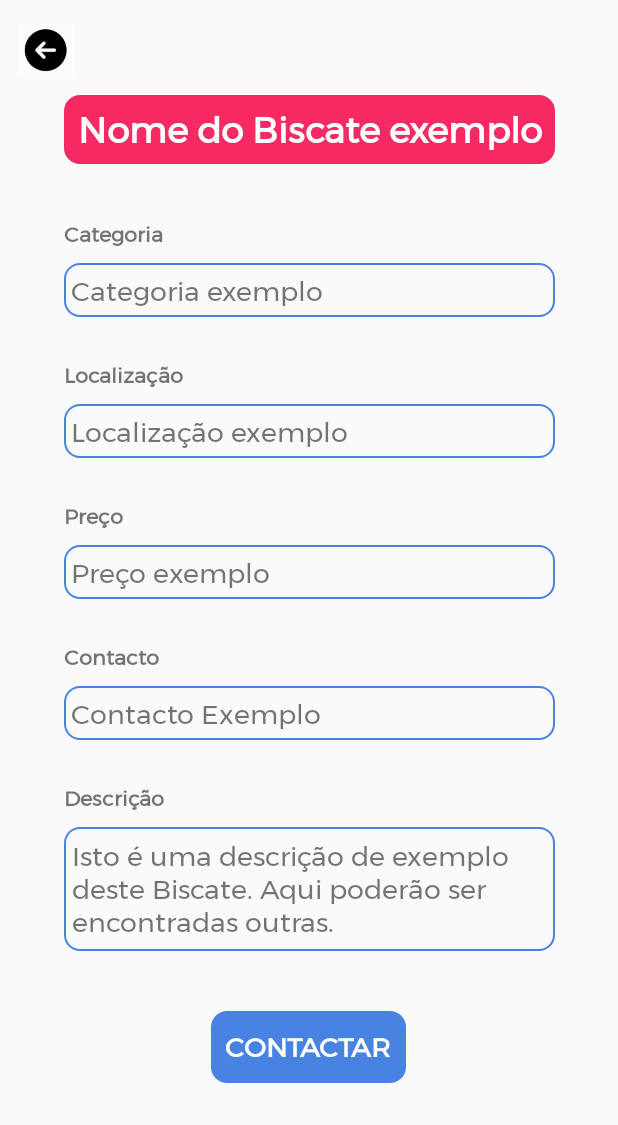
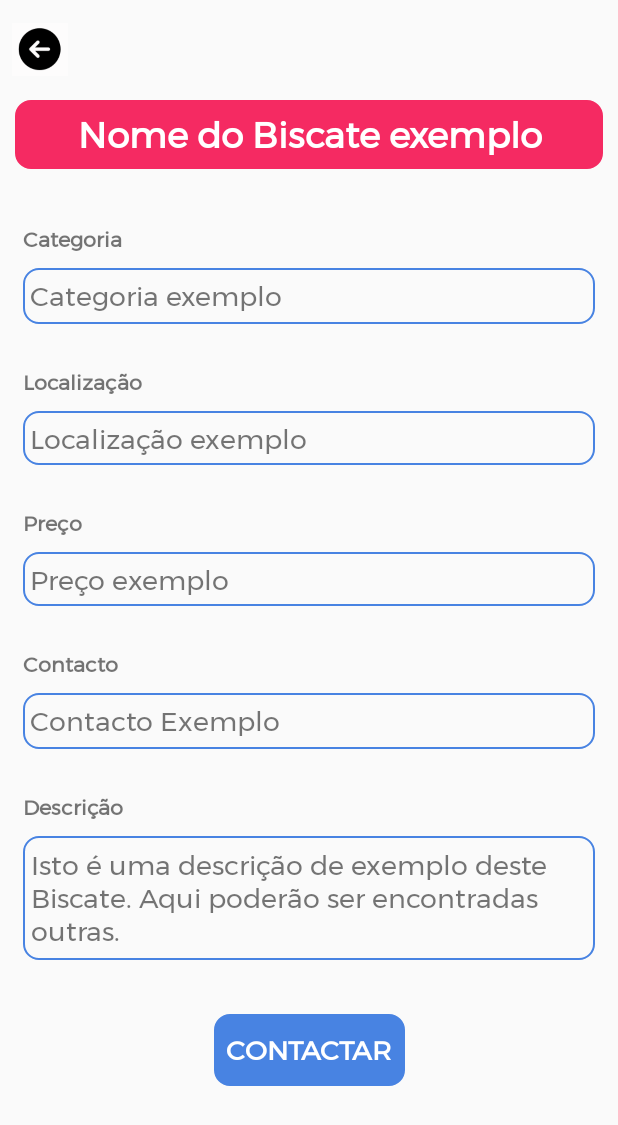
Before and after one commit to Diaj3/Biscates_AndroidApp, an Android app: the DisplayBiscateActivity screen opened directly, with no data from a screen before it, on a phone screen of 412 x 824 dp. Shown: the top 1125 px of the screen. Run offline under Robolectric (Android 15) with nearby library versions, the phone set to English and light mode, and no system bars; Roboto replaces fonts that are not available here.

Commit message:
XML: new biscate, openedBiscate DONE; working currently on profile e na merda da navbar que nao muda de cor nem por nada

```diff
--- a/app/src/main/java/com/example/biscates/PerfilActivity.java
+++ b/app/src/main/java/com/example/biscates/PerfilActivity.java
@@ -19,6 +19,7 @@ import com.google.firebase.auth.FirebaseAuth;
 
 public class PerfilActivity extends AppCompatActivity {
     float x1, x2, y1, y2;
+    BottomNavigationView navView;
     FirebaseAuth firebaseAuth;
 
     @Override
@@ -28,7 +29,7 @@ public class PerfilActivity extends AppCompatActivity {
         try {          this.getSupportActionBar().hide();        } catch (NullPointerException e) {        }
 
         // NavBar Navigation
-        BottomNavigationView navView = findViewById(R.id.nav_view);
+        navView = findViewById(R.id.nav_view);
         navView.setOnNavigationItemSelectedListener(new BottomNavigationView.OnNavigationItemSelectedListener() {
             @Override
             public boolean onNavigationItemSelected(@NonNull MenuItem item) {
--- a/app/src/main/res/color/bnv_tab_item_foreground.xml
+++ b/app/src/main/res/color/bnv_tab_item_foreground.xml
@@ -1,6 +1,6 @@
 <?xml version="1.0" encoding="utf-8"?>
 <selector xmlns:android="http://schemas.android.com/apk/res/android">
     <item android:state_checked="true"
-        android:color="@android:color/holo_blue_dark"/>
+        android:color="#F52A62"/>
     <item android:color="@android:color/darker_gray"  />
 </selector>
--- a/app/src/main/res/layout/activity_biscates.xml
+++ b/app/src/main/res/layout/activity_biscates.xml
@@ -54,6 +54,7 @@
         android:layout_width="0dp"
         android:layout_height="wrap_content"
         android:layout_marginStart="0dp"
+
         android:layout_marginEnd="0dp"
         android:background="?android:attr/windowBackground"
         app:layout_constraintBottom_toBottomOf="parent"
--- a/app/src/main/res/layout/activity_display_biscate.xml
+++ b/app/src/main/res/layout/activity_display_biscate.xml
@@ -1,20 +1,12 @@
 <?xml version="1.0" encoding="utf-8"?>
-<android.support.constraint.ConstraintLayout xmlns:android="http://schemas.android.com/apk/res/android"
+<LinearLayout xmlns:android="http://schemas.android.com/apk/res/android"
     xmlns:app="http://schemas.android.com/apk/res-auto"
     xmlns:tools="http://schemas.android.com/tools"
+    android:id="@+id/linearLayout2"
     android:layout_width="match_parent"
     android:layout_height="match_parent"
+    android:orientation="vertical"
     tools:context=".DisplayBiscateActivity">
-
-    <LinearLayout
-        android:id="@+id/linearLayout2"
-        android:layout_width="match_parent"
-        android:layout_height="wrap_content"
-        android:orientation="vertical"
-        app:layout_constraintEnd_toEndOf="parent"
-        app:layout_constraintHorizontal_bias="0.5"
-        app:layout_constraintStart_toStartOf="parent"
-        app:layout_constraintTop_toTopOf="parent">
 
     <ScrollView
         android:layout_width="match_parent"
@@ -23,6 +15,27 @@
         <android.support.constraint.ConstraintLayout
             android:layout_width="match_parent"
             android:layout_height="wrap_content">
+
+            <TextView
+                android:id="@+id/nameDisp"
+                android:layout_width="0dp"
+                android:layout_height="wrap_content"
+                android:layout_marginLeft="10dp"
+
+                android:layout_marginTop="16dp"
+                android:layout_marginRight="10dp"
+                android:background="@drawable/border"
+                android:fontFamily="@font/montserrat"
+                android:gravity="center|center_vertical"
+                android:text="Nome do Biscate exemplo"
+                android:textColor="#ffffff"
+                android:textSize="24sp"
+                android:textStyle="bold"
+                app:backgroundTint="#FFF52A62"
+                app:layout_constraintEnd_toEndOf="parent"
+                app:layout_constraintHorizontal_bias="0.473"
+                app:layout_constraintStart_toStartOf="parent"
+                app:layout_constraintTop_toBottomOf="@+id/backButton2" />
 
             <TextView
                 android:id="@+id/textView11"
@@ -37,6 +50,53 @@
                 app:layout_constraintTop_toBottomOf="@+id/nameDisp" />
 
             <TextView
+                android:id="@+id/categoriaDisp"
+                android:layout_width="0dp"
+                android:layout_height="wrap_content"
+                android:layout_marginLeft="15dp"
+                android:layout_marginTop="8dp"
+                android:layout_marginRight="15dp"
+                android:background="@drawable/border"
+                android:fontFamily="@font/montserrat"
+                android:gravity="center_vertical"
+                android:text="Categoria exemplo"
+                android:textSize="18dp"
+                app:layout_constraintEnd_toEndOf="parent"
+                app:layout_constraintHorizontal_bias="0.5"
+                app:layout_constraintStart_toStartOf="parent"
+                app:layout_constraintTop_toBottomOf="@+id/textView11" />
+
+            <TextView
+                android:id="@+id/textView12"
+                android:layout_width="wrap_content"
+                android:layout_height="wrap_content"
+                android:layout_marginTop="28dp"
+                android:fontFamily="@font/montserrat"
+                android:text="Localização"
+                android:textStyle="bold"
+                app:layout_constraintStart_toStartOf="@+id/textView18"
+                app:layout_constraintTop_toBottomOf="@+id/categoriaDisp" />
+
+            <TextView
+                android:id="@+id/textView18"
+                android:layout_width="0dp"
+                android:layout_height="36dp"
+
+                android:layout_marginLeft="15dp"
+                android:layout_marginTop="8dp"
+                android:layout_marginRight="15dp"
+
+                android:background="@drawable/border"
+                android:fontFamily="@font/montserrat"
+                android:gravity="center_vertical"
+                android:text="Localização exemplo"
+                android:textSize="18dp"
+                app:layout_constraintEnd_toEndOf="parent"
+                app:layout_constraintHorizontal_bias="0.5"
+                app:layout_constraintStart_toStartOf="parent"
+                app:layout_constraintTop_toBottomOf="@+id/textView12" />
+
+            <TextView
                 android:id="@+id/textView13"
                 android:layout_width="wrap_content"
                 android:layout_height="wrap_content"
@@ -46,6 +106,104 @@
                 android:textStyle="bold"
                 app:layout_constraintStart_toStartOf="@+id/descriptDisp"
                 app:layout_constraintTop_toBottomOf="@+id/contactDisp" />
+
+            <TextView
+                android:id="@+id/contactDisp"
+                android:layout_width="0dp"
+                android:layout_height="wrap_content"
+
+                android:layout_marginLeft="15dp"
+                android:layout_marginTop="8dp"
+                android:layout_marginRight="15dp"
+                android:background="@drawable/border"
+                android:fontFamily="@font/montserrat"
+                android:gravity="center_vertical"
+                android:inputType="phone"
+                android:text="Contacto Exemplo"
+                android:textSize="18dp"
+                app:layout_constraintEnd_toEndOf="parent"
+                app:layout_constraintHorizontal_bias="0.0"
+                app:layout_constraintStart_toStartOf="parent"
+                app:layout_constraintTop_toBottomOf="@+id/textView14" />
+
+            <TextView
+                android:id="@+id/descriptDisp"
+                android:layout_width="0dp"
+                android:layout_height="wrap_content"
+
+                android:layout_marginLeft="15dp"
+                android:layout_marginTop="8dp"
+                android:layout_marginRight="15dp"
+                android:background="@drawable/border"
+                android:fontFamily="@font/montserrat"
+                android:gravity="center_vertical"
+                android:padding="5dp"
+                android:text="Isto é uma descrição de exemplo deste Biscate. Aqui poderão ser encontradas outras."
+                android:textSize="18dp"
+                app:layout_constraintEnd_toEndOf="parent"
+                app:layout_constraintHorizontal_bias="0.5"
+                app:layout_constraintStart_toStartOf="parent"
+                app:layout_constraintTop_toBottomOf="@+id/textView13" />
+
+            <ImageView
+                android:id="@+id/backButton2"
+                android:layout_width="37dp"
+                android:layout_height="35dp"
+                android:layout_marginStart="8dp"
+                android:layout_marginLeft="15dp"
+                android:layout_marginTop="15dp"
+                android:background="#FDFCFC"
+                app:layout_constraintStart_toStartOf="parent"
+                app:layout_constraintTop_toTopOf="parent"
+                app:srcCompat="@drawable/go_back" />
+
+            <TextView
+                android:id="@+id/textView23"
+                android:layout_width="0dp"
+                android:layout_height="36dp"
+                android:layout_marginLeft="15dp"
+                android:layout_marginTop="8dp"
+                android:layout_marginRight="15dp"
+                android:background="@drawable/border"
+                android:fontFamily="@font/montserrat"
+                android:gravity="center_vertical"
+                android:inputType="numberDecimal"
+                android:text="Preço exemplo"
+                android:textSize="18dp"
+                app:layout_constraintEnd_toEndOf="parent"
+                app:layout_constraintHorizontal_bias="0.5"
+                app:layout_constraintStart_toStartOf="parent"
+                app:layout_constraintTop_toBottomOf="@+id/textView9" />
+
+            <TextView
+                android:id="@+id/textView14"
+                android:layout_width="wrap_content"
+                android:layout_height="wrap_content"
+                android:layout_marginTop="28dp"
+                android:fontFamily="@font/montserrat"
+                android:text="Contacto"
+                android:textStyle="bold"
+                app:layout_constraintStart_toStartOf="@+id/contactDisp"
+                app:layout_constraintTop_toBottomOf="@+id/textView23" />
+
+            <Button
+                android:id="@+id/callButton"
+                android:layout_width="wrap_content"
+                android:layout_height="wrap_content"
+                android:layout_marginTop="36dp"
+
+                android:background="@drawable/border"
+                android:fontFamily="@font/montserrat"
+                android:padding="8dp"
+                android:text="Contactar"
+                android:textColor="#ffffff"
+                android:textSize="18dp"
+                android:textStyle="bold"
+                app:backgroundTint="#4883e2"
+                app:layout_constraintEnd_toEndOf="parent"
+                app:layout_constraintHorizontal_bias="0.5"
+                app:layout_constraintStart_toStartOf="parent"
+                app:layout_constraintTop_toBottomOf="@+id/descriptDisp" />
 
             <TextView
                 android:id="@+id/textView9"
@@ -58,161 +216,8 @@
                 app:layout_constraintStart_toStartOf="@+id/textView23"
                 app:layout_constraintTop_toBottomOf="@+id/textView18" />
 
-                <TextView
-                    android:id="@+id/textView12"
-                    android:layout_width="wrap_content"
-                    android:layout_height="wrap_content"
-                    android:layout_marginTop="28dp"
-                    android:fontFamily="@font/montserrat"
-                    android:text="Localização"
-                    android:textStyle="bold"
-                    app:layout_constraintStart_toStartOf="@+id/textView18"
-                    app:layout_constraintTop_toBottomOf="@+id/categoriaDisp" />
-
-                <ImageView
-                    android:id="@+id/backButton2"
-                    android:layout_width="37dp"
-                    android:layout_height="35dp"
-                    android:layout_marginStart="12dp"
-                    android:layout_marginLeft="12dp"
-                    android:layout_marginTop="16dp"
-                    android:background="#FDFCFC"
-                    app:layout_constraintStart_toStartOf="parent"
-                    app:layout_constraintTop_toTopOf="parent"
-                    app:srcCompat="@drawable/go_back" />
-
-                <TextView
-                    android:id="@+id/textView14"
-                    android:layout_width="wrap_content"
-                    android:layout_height="wrap_content"
-                    android:layout_marginTop="28dp"
-                    android:fontFamily="@font/montserrat"
-                    android:text="Contacto"
-                    android:textStyle="bold"
-                    app:layout_constraintStart_toStartOf="@+id/contactDisp"
-                    app:layout_constraintTop_toBottomOf="@+id/textView23" />
-
-                <TextView
-                    android:id="@+id/charCount"
-                    android:layout_width="wrap_content"
-                    android:layout_height="wrap_content"
-                    android:layout_marginTop="8dp"
-                    android:fontFamily="@font/montserrat"
-                    android:textSize="12dp"
-                    android:textStyle="bold"
-                    app:layout_constraintBottom_toTopOf="@+id/description"
-                    app:layout_constraintEnd_toEndOf="@+id/description"
-                    app:layout_constraintTop_toBottomOf="@+id/contact"
-                    app:layout_constraintVertical_bias="1.0" />
-
-                <TextView
-                    android:id="@+id/nameDisp"
-                    android:layout_width="327dp"
-                    android:layout_height="0dp"
-                    android:layout_marginTop="12dp"
-                    android:background="@drawable/border"
-                    android:fontFamily="@font/montserrat"
-                    android:gravity="center|center_vertical"
-                    android:text="Nome do Biscate exemplo"
-                    android:textColor="#ffffff"
-                    android:textSize="24sp"
-                    android:textStyle="bold"
-                    app:backgroundTint="#FFF52A62"
-                    app:layout_constraintStart_toStartOf="@+id/textView11"
-                    app:layout_constraintTop_toBottomOf="@+id/backButton2" />
-
-                <TextView
-                    android:id="@+id/categoriaDisp"
-                    android:layout_width="327dp"
-                    android:layout_height="36dp"
-                    android:layout_marginTop="8dp"
-                    android:background="@drawable/border"
-                    android:fontFamily="@font/montserrat"
-                    android:gravity="center_vertical"
-                    android:text="Categoria exemplo"
-                    android:textSize="18dp"
-                    app:layout_constraintStart_toStartOf="@+id/textView12"
-                    app:layout_constraintTop_toBottomOf="@+id/textView11" />
-
-                <TextView
-                    android:id="@+id/textView18"
-                    android:layout_width="327dp"
-                    android:layout_height="36dp"
-                    android:layout_marginTop="8dp"
-                    android:background="@drawable/border"
-                    android:fontFamily="@font/montserrat"
-                    android:gravity="center_vertical"
-                    android:text="Localização exemplo"
-                    android:textSize="18dp"
-                    app:layout_constraintStart_toStartOf="@+id/textView9"
-                    app:layout_constraintTop_toBottomOf="@+id/textView12" />
-
-                <TextView
-                    android:id="@+id/contactDisp"
-                    android:layout_width="327dp"
-                    android:layout_height="36dp"
-
-                    android:layout_marginTop="8dp"
-                    android:background="@drawable/border"
-                    android:fontFamily="@font/montserrat"
-                    android:gravity="center_vertical"
-                    android:inputType="phone"
-                    android:text="Contacto Exemplo"
-                    android:textSize="18dp"
-                    app:layout_constraintStart_toStartOf="@+id/textView13"
-                    app:layout_constraintTop_toBottomOf="@+id/textView14" />
-
-                <TextView
-                    android:id="@+id/textView23"
-                    android:layout_width="327dp"
-                    android:layout_height="36dp"
-                    android:layout_marginTop="8dp"
-                    android:background="@drawable/border"
-                    android:fontFamily="@font/montserrat"
-                    android:gravity="center_vertical"
-                    android:inputType="numberDecimal"
-                    android:text="Preço exemplo"
-                    android:textSize="18dp"
-                    app:layout_constraintStart_toStartOf="@+id/textView14"
-                    app:layout_constraintTop_toBottomOf="@+id/textView9" />
-
-                <TextView
-                    android:id="@+id/descriptDisp"
-                    android:layout_width="327dp"
-                    android:layout_height="wrap_content"
-                    android:layout_marginTop="8dp"
-
-                    android:background="@drawable/border"
-                    android:gravity="center_vertical"
-                    android:padding="5dp"
-                    android:text="Isto é uma descrição de exemplo deste Biscate. Aqui poderão ser encontradas outras."
-                    android:textSize="18dp"
-                    app:layout_constraintEnd_toEndOf="parent"
-                    app:layout_constraintHorizontal_bias="0.5"
-                    app:layout_constraintStart_toStartOf="parent"
-                    app:layout_constraintTop_toBottomOf="@+id/textView13"
-                    android:fontFamily="@font/montserrat" />
-
-                <Button
-                    android:id="@+id/callButton"
-                    android:layout_width="130dp"
-                    android:layout_height="wrap_content"
-                    android:layout_marginTop="40dp"
-                    android:background="@drawable/border"
-                    android:fontFamily="@font/montserrat"
-                    android:text="Contactar"
-                    android:textColor="#ffffff"
-                    android:textSize="18dp"
-                    android:textStyle="bold"
-                    app:backgroundTint="#4883e2"
-                    app:layout_constraintEnd_toEndOf="parent"
-                    app:layout_constraintHorizontal_bias="0.498"
-                    app:layout_constraintStart_toStartOf="parent"
-                    app:layout_constraintTop_toBottomOf="@+id/descriptDisp" />
-
         </android.support.constraint.ConstraintLayout>
     </ScrollView>
-    </LinearLayout>
 
 
-</android.support.constraint.ConstraintLayout>
+</LinearLayout>
--- a/app/src/main/res/values/strings.xml
+++ b/app/src/main/res/values/strings.xml
@@ -4,6 +4,7 @@
     <string name="title_activity_configs">Configurações</string>
     <string name="title_activity_biscates">Biscates</string>
     <array name="cidades">
+        <item>Por favor, selecione uma cidade...</item>
         <item>Aveiro</item>
         <item>Viseu</item>
         <item>Guarda</item>
@@ -24,6 +25,7 @@
     </array>
 
     <array name="categorias">
+        <item>Por favor, selecione uma categoria...</item>
         <item>Animais</item>
         <item>Transportes</item>
         <item>Tarefas Domésticas</item>
```
Also changed, not shown: app/src/main/res/layout/activity_new_biscate.xml (+74 -40 lines), app/src/main/res/layout/activity_perfil.xml (+37 -29 lines). Lines whose indentation alone changed are shown as unchanged.
